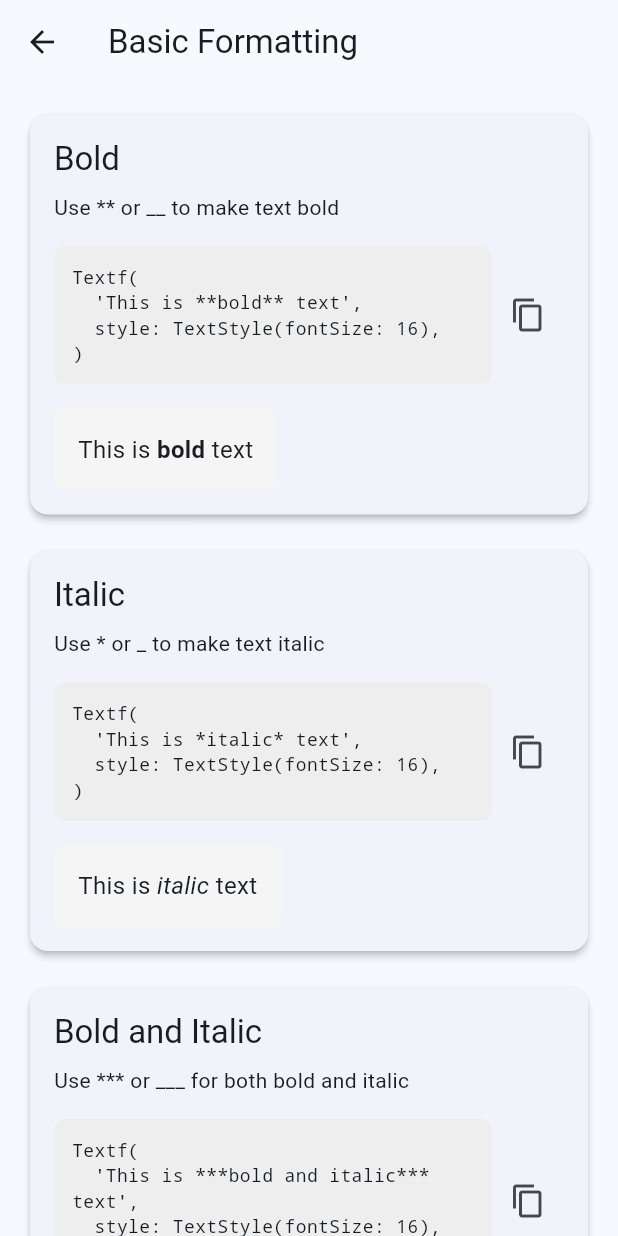
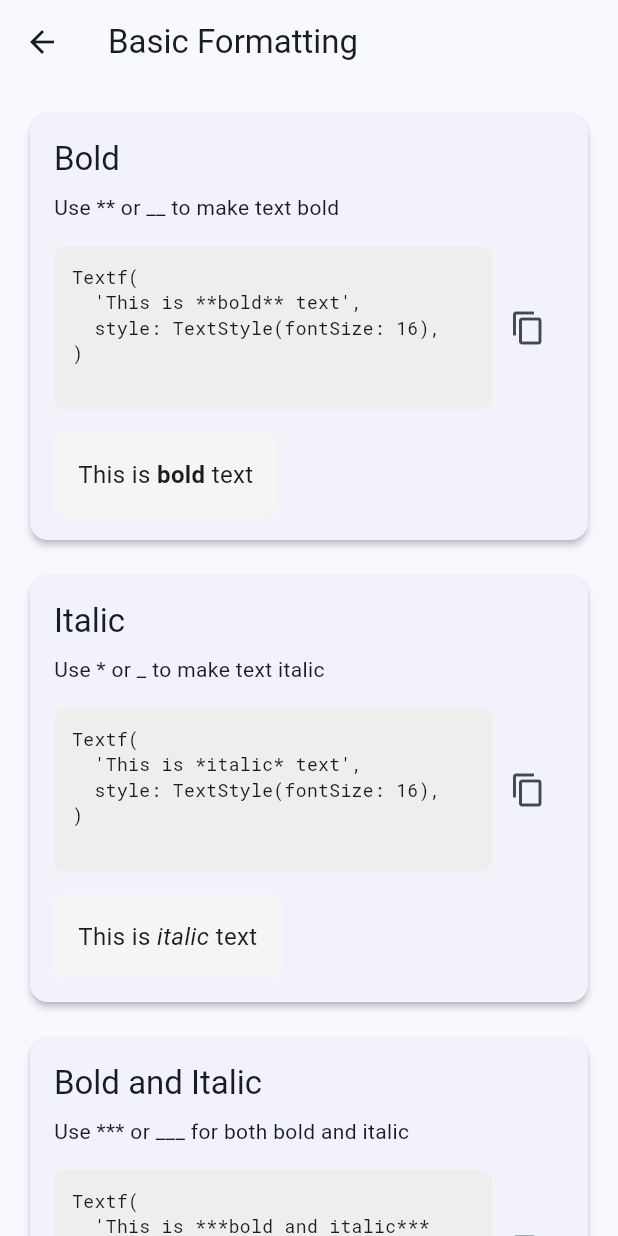
Before and after one commit to PhilippHGerber/textf, a Flutter app: the BasicFormattingScreen screen opened directly, on a phone screen of 412 x 824 dp. Run offline on Flutter 3.47's test engine with Material 3 defaults, Android fonts, the phone set to English and light mode, and no system bars; missing offline and left inert: super_clipboard.

Commit message:
feat: add RobotoMono font assets and update ExampleCard to use RobotoMono for code styling

```diff
--- a/example/lib/screens/basic_formatting_screen.dart
+++ b/example/lib/screens/basic_formatting_screen.dart
@@ -19,7 +19,12 @@ class BasicFormattingScreen extends StatelessWidget {
           ExampleCard(
             title: 'Bold',
             description: 'Use ** or __ to make text bold',
-            code: 'Textf(\n  \'This is **bold** text\',\n  style: TextStyle(fontSize: 16),\n)',
+            code: '''
+Textf(
+  'This is **bold** text',
+  style: TextStyle(fontSize: 16),
+)
+''',
             child: Textf(
               'This is **bold** text',
               style: TextStyle(fontSize: 16),
@@ -29,7 +34,12 @@ class BasicFormattingScreen extends StatelessWidget {
           ExampleCard(
             title: 'Italic',
             description: 'Use * or _ to make text italic',
-            code: 'Textf(\n  \'This is *italic* text\',\n  style: TextStyle(fontSize: 16),\n)',
+            code: '''
+Textf(
+  'This is *italic* text',
+  style: TextStyle(fontSize: 16),
+)
+''',
             child: Textf(
               'This is *italic* text',
               style: TextStyle(fontSize: 16),
@@ -39,7 +49,8 @@ class BasicFormattingScreen extends StatelessWidget {
           ExampleCard(
             title: 'Bold and Italic',
             description: 'Use *** or ___ for both bold and italic',
-            code: 'Textf(\n  \'This is ***bold and italic*** text\',\n  style: TextStyle(fontSize: 16),\n)',
+            code:
+                'Textf(\n  \'This is ***bold and italic*** text\',\n  style: TextStyle(fontSize: 16),\n)',
             child: Textf(
               'This is ***bold and italic*** text',
               style: TextStyle(fontSize: 16),
@@ -49,7 +60,8 @@ class BasicFormattingScreen extends StatelessWidget {
           ExampleCard(
             title: 'Strikethrough',
             description: 'Use ~~ for strikethrough text',
-            code: 'Textf(\n  \'This is ~~strikethrough~~ text\',\n  style: TextStyle(fontSize: 16),\n)',
+            code:
+                'Textf(\n  \'This is ~~strikethrough~~ text\',\n  style: TextStyle(fontSize: 16),\n)',
             child: Textf(
               'This is ~~strikethrough~~ text',
               style: TextStyle(fontSize: 16),
@@ -59,7 +71,8 @@ class BasicFormattingScreen extends StatelessWidget {
           ExampleCard(
             title: 'Code',
             description: 'Use backticks for inline code',
-            code: 'Textf(\n  \'This is `code` text\',\n  style: TextStyle(fontSize: 16),\n)',
+            code:
+                'Textf(\n  \'This is `code` text\',\n  style: TextStyle(fontSize: 16),\n)',
             child: Textf(
               'This is `code` text',
               style: TextStyle(fontSize: 16),
@@ -69,7 +82,8 @@ class BasicFormattingScreen extends StatelessWidget {
           ExampleCard(
             title: 'Escaped Characters',
             description: 'Use backslash to escape formatting characters',
-            code: 'Textf(\n  \'This is \\*not italic\\* but this is *italic*\',\n  style: TextStyle(fontSize: 16),\n)',
+            code:
+                'Textf(\n  \'This is \\*not italic\\* but this is *italic*\',\n  style: TextStyle(fontSize: 16),\n)',
             child: Textf(
               'This is \\*not italic\\* but this is *italic*',
               style: TextStyle(fontSize: 16),
--- a/example/lib/widgets/example_card.dart
+++ b/example/lib/widgets/example_card.dart
@@ -46,7 +46,12 @@ class ExampleCard extends StatelessWidget {
                     child: Text(
                       code,
                       style: const TextStyle(
-                        fontFamily: 'monospace',
+                        fontFamily: 'RobotoMono',
+                        fontFamilyFallback: [
+                          'Menlo',
+                          'Courier New',
+                          'monospace',
+                        ],
                         fontSize: 12,
                       ),
                     ),
--- a/example/lib/widgets/selectable_scaffold.dart
+++ b/example/lib/widgets/selectable_scaffold.dart
@@ -1,4 +1,5 @@
 import 'package:flutter/material.dart';
+import 'package:textf/textf.dart';
 
 class SelectableScaffold extends StatelessWidget {
   final PreferredSizeWidget? appBar;
@@ -16,11 +17,17 @@ class SelectableScaffold extends StatelessWidget {
 
   @override
   Widget build(BuildContext context) {
-    return Scaffold(
-      appBar: appBar,
-      backgroundColor: backgroundColor,
-      body: SelectionArea(child: body),
-      floatingActionButton: floatingActionButton,
+    return TextfOptions(
+      codeStyle: const TextStyle(
+        fontFamily: 'RobotoMono',
+        fontSize: 12,
+      ),
+      child: Scaffold(
+        appBar: appBar,
+        backgroundColor: backgroundColor,
+        body: SelectionArea(child: body),
+        floatingActionButton: floatingActionButton,
+      ),
     );
   }
 }
```
Also changed, not shown: example/lib/screens/screenshot_screen.dart (+10 -5 lines), example/pubspec.yaml (+10 -0 lines), example/assets/fonts/RobotoMono-Italic-VariableFont_wght.ttf (added), example/assets/fonts/RobotoMono-VariableFont_wght.ttf (added).
